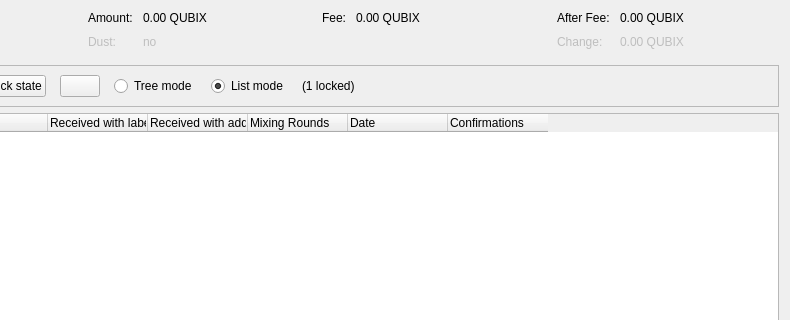
This is src/qt/forms/coincontroldialog.ui in soosho/qubix as Qt 5 draws it before an edit; both pictures show x 164 to 954 and y 0 to 320 of the 954 by 500 pixel window. The edited form follows.
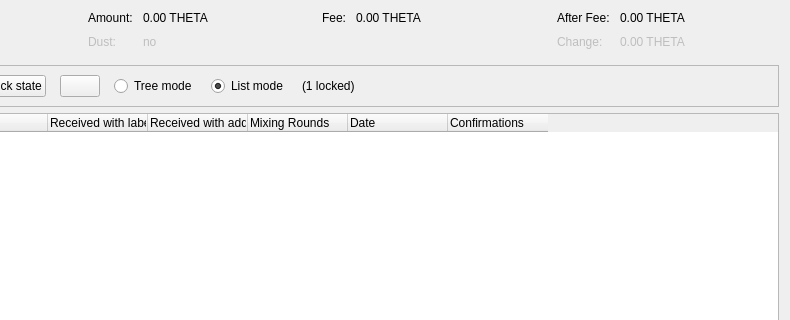
This is the edited form. Custom widgets are drawn as their Qt base class.

The edit to the form file:
```diff
--- a/src/qt/forms/coincontroldialog.ui
+++ b/src/qt/forms/coincontroldialog.ui
@@ -114,7 +114,7 @@
           <enum>Qt::ActionsContextMenu</enum>
          </property>
          <property name="text">
-          <string notr="true">0.00 QUBIX</string>
+          <string notr="true">0.00 THETA</string>
          </property>
          <property name="textInteractionFlags">
           <set>Qt::LinksAccessibleByMouse|Qt::TextSelectableByKeyboard|Qt::TextSelectableByMouse</set>
@@ -182,7 +182,7 @@
           <enum>Qt::ActionsContextMenu</enum>
          </property>
          <property name="text">
-          <string notr="true">0.00 QUBIX</string>
+          <string notr="true">0.00 THETA</string>
          </property>
          <property name="textInteractionFlags">
           <set>Qt::LinksAccessibleByMouse|Qt::TextSelectableByKeyboard|Qt::TextSelectableByMouse</set>
@@ -221,7 +221,7 @@
           <enum>Qt::ActionsContextMenu</enum>
          </property>
          <property name="text">
-          <string notr="true">0.00 QUBIX</string>
+          <string notr="true">0.00 THETA</string>
          </property>
          <property name="textInteractionFlags">
           <set>Qt::LinksAccessibleByMouse|Qt::TextSelectableByKeyboard|Qt::TextSelectableByMouse</set>
@@ -250,7 +250,7 @@
           <enum>Qt::ActionsContextMenu</enum>
          </property>
          <property name="text">
-          <string notr="true">0.00 QUBIX</string>
+          <string notr="true">0.00 THETA</string>
          </property>
          <property name="textInteractionFlags">
           <set>Qt::LinksAccessibleByMouse|Qt::TextSelectableByKeyboard|Qt::TextSelectableByMouse</set>
```
